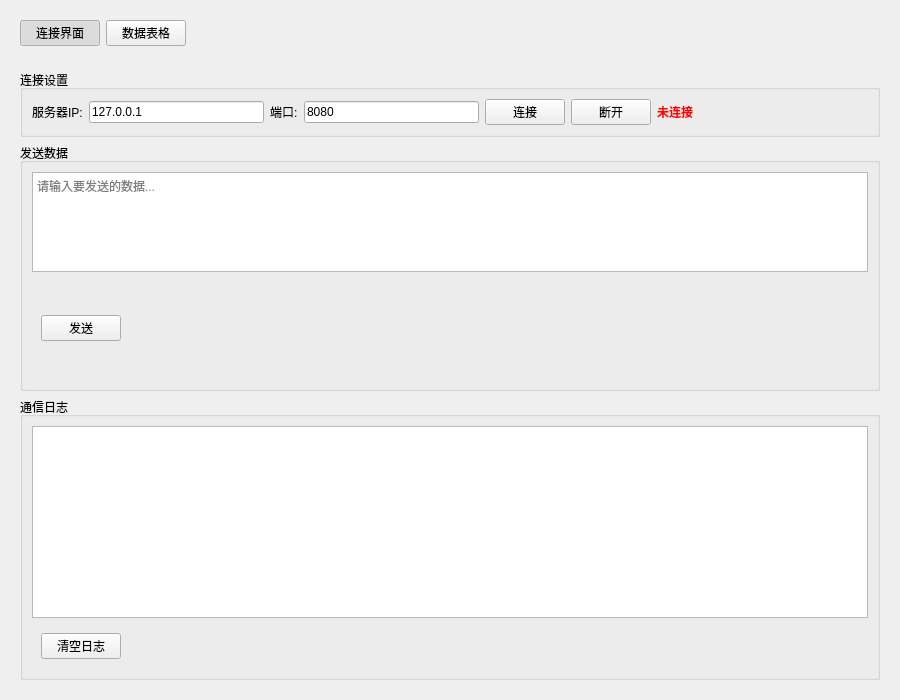
xiaoluoDD/AGTProject, file tcpclient.ui: the form before one commit.
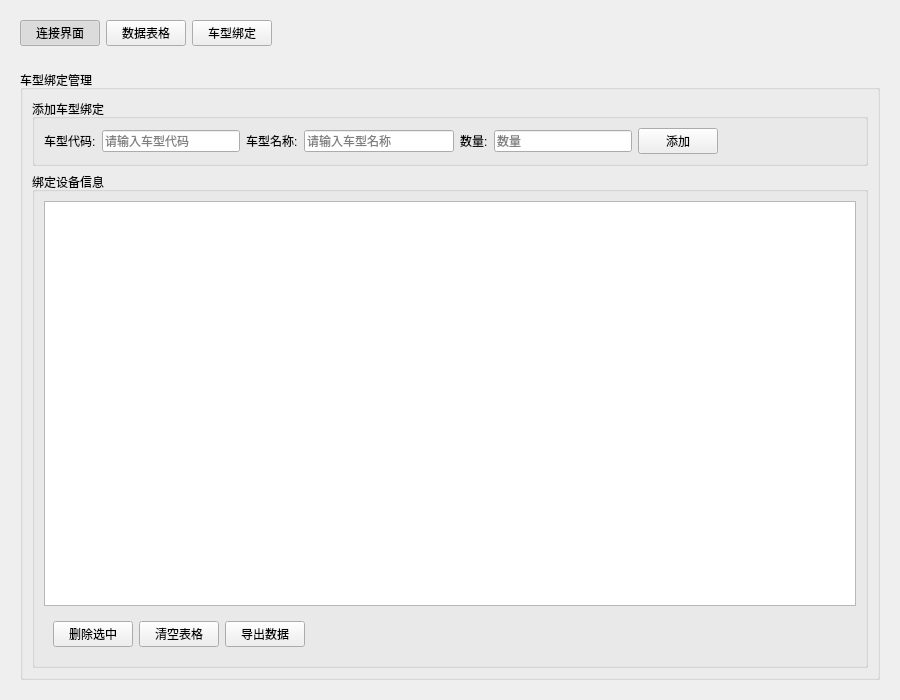
The form after the commit. The open tabs and pages were chosen to show the change.

Commit message: 1、完成通讯数据处理，完成表格建立，完成数据库数据处理

```diff
--- a/tcpclient.ui
+++ b/tcpclient.ui
@@ -40,6 +40,16 @@
         </property>
        </widget>
       </item>
+      <item>
+       <widget class="QPushButton" name="pushButtonVehicleBindingPage">
+        <property name="text">
+         <string>车型绑定</string>
+        </property>
+        <property name="checkable">
+         <bool>true</bool>
+        </property>
+       </widget>
+      </item>
       <item>
        <spacer name="horizontalSpacer_4">
         <property name="orientation">
@@ -358,6 +368,173 @@
        </item>
       </layout>
      </widget>
+     <widget class="QWidget" name="vehicleBindingPage">
+      <layout class="QVBoxLayout" name="verticalLayout_7">
+       <item>
+        <widget class="QGroupBox" name="groupBoxVehicleBinding">
+         <property name="title">
+          <string>车型绑定管理</string>
+         </property>
+         <layout class="QVBoxLayout" name="verticalLayout_8">
+          <item>
+           <widget class="QGroupBox" name="groupBoxVehicleBindingInput">
+            <property name="title">
+             <string>添加车型绑定</string>
+            </property>
+            <layout class="QHBoxLayout" name="horizontalLayout_8">
+             <item>
+              <widget class="QLabel" name="labelVehicleCode">
+               <property name="text">
+                <string>车型代码:</string>
+               </property>
+              </widget>
+             </item>
+             <item>
+              <widget class="QLineEdit" name="lineEditVehicleCode">
+               <property name="minimumSize">
+                <size>
+                 <width>120</width>
+                 <height>0</height>
+                </size>
+               </property>
+               <property name="placeholderText">
+                <string>请输入车型代码</string>
+               </property>
+              </widget>
+             </item>
+             <item>
+              <widget class="QLabel" name="labelVehicleName">
+               <property name="text">
+                <string>车型名称:</string>
+               </property>
+              </widget>
+             </item>
+             <item>
+              <widget class="QLineEdit" name="lineEditVehicleName">
+               <property name="minimumSize">
+                <size>
+                 <width>150</width>
+                 <height>0</height>
+                </size>
+               </property>
+               <property name="placeholderText">
+                <string>请输入车型名称</string>
+               </property>
+              </widget>
+             </item>
+             <item>
+              <widget class="QLabel" name="labelVehicleCount">
+               <property name="text">
+                <string>数量:</string>
+               </property>
+              </widget>
+             </item>
+             <item>
+              <widget class="QLineEdit" name="lineEditVehicleCount">
+               <property name="minimumSize">
+                <size>
+                 <width>80</width>
+                 <height>0</height>
+                </size>
+               </property>
+               <property name="placeholderText">
+                <string>数量</string>
+               </property>
+              </widget>
+             </item>
+             <item>
+              <widget class="QPushButton" name="pushButtonAddVehicle">
+               <property name="text">
+                <string>添加</string>
+               </property>
+              </widget>
+             </item>
+             <item>
+              <spacer name="horizontalSpacer_8">
+               <property name="orientation">
+                <enum>Qt::Horizontal</enum>
+               </property>
+               <property name="sizeHint" stdset="0">
+                <size>
+                 <width>40</width>
+                 <height>20</height>
+                </size>
+               </property>
+              </spacer>
+             </item>
+            </layout>
+           </widget>
+          </item>
+          <item>
+           <widget class="QGroupBox" name="groupBoxVehicleBindingTable">
+            <property name="title">
+             <string>绑定设备信息</string>
+            </property>
+            <layout class="QVBoxLayout" name="verticalLayout_9">
+             <item>
+              <widget class="QTableWidget" name="tableWidgetVehicleBinding">
+               <property name="alternatingRowColors">
+                <bool>true</bool>
+               </property>
+               <property name="selectionBehavior">
+                <enum>QAbstractItemView::SelectRows</enum>
+               </property>
+               <property name="sortingEnabled">
+                <bool>true</bool>
+               </property>
+              </widget>
+             </item>
+             <item>
+              <widget class="QWidget" name="vehicleBindingButtonWidget">
+               <layout class="QHBoxLayout" name="horizontalLayout_9">
+                <item>
+                 <widget class="QPushButton" name="pushButtonDeleteVehicle">
+                  <property name="text">
+                   <string>删除选中</string>
+                  </property>
+                 </widget>
+                </item>
+                <item>
+                 <widget class="QPushButton" name="pushButtonClearVehicleTable">
+                  <property name="text">
+                   <string>清空表格</string>
+                  </property>
+                 </widget>
+                </item>
+                <item>
+                 <widget class="QPushButton" name="pushButtonExportVehicleTable">
+                  <property name="visible">
+                   <bool>false</bool>
+                  </property>
+                  <property name="text">
+                   <string>导出数据</string>
+                  </property>
+                 </widget>
+                </item>
+                <item>
+                 <spacer name="horizontalSpacer_9">
+                  <property name="orientation">
+                   <enum>Qt::Horizontal</enum>
+                  </property>
+                  <property name="sizeHint" stdset="0">
+                   <size>
+                    <width>40</width>
+                    <height>20</height>
+                   </size>
+                  </property>
+                 </spacer>
+                </item>
+               </layout>
+              </widget>
+             </item>
+            </layout>
+           </widget>
+          </item>
+         </layout>
+        </widget>
+       </item>
+      </layout>
+     </widget>
     </widget>
    </item>
   </layout>
```
Left out of the diff: 58 changed lines with no effect on the pictures. The commit also changes 7 other files.
